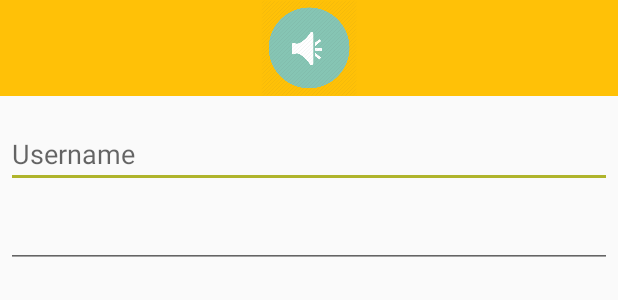
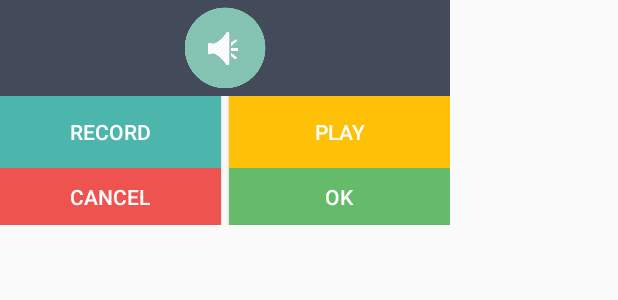
Before and after one commit to eddyekofo94/ChannelMessaging, an Android app: the layout activity_sound_record_dialog.xml on its own in the app's theme, with its tools: preview values and no code run, on a phone screen of 412 x 824 dp. Shown: the top 300 px of the screen. Run offline under Robolectric (Android 15) with nearby library versions, the phone set to English and light mode, and no system bars.

Commit message:
Finished displaying the dialog, now must bust send, play and record the audio

```diff
--- a/app/src/main/java/com/eddy/ifukie/channelmessaging/Fragment/MessageFragment.java
+++ b/app/src/main/java/com/eddy/ifukie/channelmessaging/Fragment/MessageFragment.java
@@ -31,6 +31,7 @@
 
     EditText message;
     Button btn_envoyer;
+    Button btn_son;
     public ListView message_list;
     public int channelid;
 
@@ -61,6 +62,7 @@
         message_list = (ListView) v.findViewById(R.id.message_list);
         message = (EditText) v.findViewById(R.id.message);
         btn_envoyer = (Button) v.findViewById(R.id.envoyer);
+        btn_son = (Button)v.findViewById(R.id.sound);
 
         SharedPreferences tokens = getActivity().getSharedPreferences(LoginActivity.MY_TOKENS, Context.MODE_PRIVATE);
             String accestoken = tokens.getString(LoginActivity.token, "");
@@ -133,6 +135,14 @@
             }
         });
 
+        btn_son.setOnClickListener(new View.OnClickListener() {
+
+            public void onClick(View v){
+                SoundRecordDialog soundRecordDialog = SoundRecordDialog.newInstance();
+                soundRecordDialog.show(getActivity().getSupportFragmentManager(), "sound");
+            }
+        });
+
         return v;
 
     }
--- a/app/src/main/java/com/eddy/ifukie/channelmessaging/Fragment/SoundRecordDialog.java
+++ b/app/src/main/java/com/eddy/ifukie/channelmessaging/Fragment/SoundRecordDialog.java
@@ -2,32 +2,58 @@
 
 import android.app.AlertDialog;
 import android.app.Dialog;
-import android.content.DialogInterface;
 import android.os.Bundle;
 import android.support.v4.app.DialogFragment;
+import android.view.LayoutInflater;
+import android.view.View;
+import android.widget.Button;
 
 import com.eddy.ifukie.channelmessaging.R;
 
 public class SoundRecordDialog extends DialogFragment {
 
+    //Variables
+    private Button record_btn;
+    private Button play_btn;
+    private Button cancel_btn;
+    private Button ok_btn;
+
+
     @Override
     public Dialog onCreateDialog(Bundle savedInstanceState) {
         AlertDialog.Builder builder = new AlertDialog.Builder(getActivity());
-        builder.setMessage(R.string.play)
 
-        .setPositiveButton(R.string.play, new DialogInterface.OnClickListener() {
-            public void onClick(DialogInterface dialog, int id) {
-                // User clicked OK button
+        // Get the layout inflater
+        LayoutInflater inflater = getActivity().getLayoutInflater();
+        View v = inflater.inflate(R.layout.activity_sound_record_dialog, null);
+
+        ok_btn = (Button) v.findViewById(R.id.ok_button);
+
+        ok_btn.setOnClickListener(new View.OnClickListener() {
+            @Override
+            public void onClick(View v) {
+
             }
         });
 
-        builder.setNegativeButton(R.string.cancel, new DialogInterface.OnClickListener() {
-            public void onClick(DialogInterface dialog, int id) {
+        cancel_btn = (Button) v.findViewById(R.id.cancelButton);
+
+        cancel_btn.setOnClickListener(new View.OnClickListener() {
+            @Override
+            public void onClick(View v) {
                 // User cancelled the dialog
                 SoundRecordDialog.this.getDialog().cancel();
-
             }
         });
+
+        record_btn = (Button)v.findViewById(R.id.record_sound);
+        play_btn = (Button)v.findViewById(R.id.replay_sound);
+
         return builder.create();
     }
+
+    public static SoundRecordDialog newInstance() {
+        SoundRecordDialog newFragment = new SoundRecordDialog();
+        return newFragment;
+    }
 }
--- a/app/src/main/res/layout/activity_sound_record_dialog.xml
+++ b/app/src/main/res/layout/activity_sound_record_dialog.xml
@@ -2,8 +2,8 @@
 <LinearLayout xmlns:android="http://schemas.android.com/apk/res/android"
     xmlns:tools="http://schemas.android.com/tools"
     android:orientation="vertical"
-    android:layout_width="match_parent"
-    android:layout_height="wrap_content">
+    android:layout_width="300dp"
+    android:layout_height="150dp">
 
 <android.support.v7.widget.AppCompatImageView
         android:src="@drawable/sound_icon"
@@ -11,29 +11,57 @@
     android:layout_width="match_parent"
     android:layout_height="64dp"
     android:scaleType="fitCenter"
-        android:background="@color/colorAccent"
+        android:background="@color/colorPrimaryDark"
         android:contentDescription="@string/app_name"
     android:adjustViewBounds="false" />
-    <EditText
-        android:id="@+id/username"
-        android:inputType="textEmailAddress"
+    <android.support.v7.widget.LinearLayoutCompat
+        android:layout_height="wrap_content"
         android:layout_width="match_parent"
+        >
+        <android.support.v7.widget.AppCompatButton
+            android:layout_width="wrap_content"
+            android:layout_weight="2"
+            android:text="Record"
+            android:textColor="@color/white"
+            android:id="@+id/record_sound"
+            android:layout_height="wrap_content"
+            android:background="@color/teal_300"/>
+        <android.support.v7.widget.AppCompatButton
+            android:layout_width="wrap_content"
+            android:text="@string/play"
+            android:textColor="@color/white"
+            android:layout_weight="2"
+            android:id="@+id/replay_sound"
+            android:layout_height="wrap_content"
+            android:layout_marginStart="5dp"
+            android:background="@color/colorAccent"/>
+    </android.support.v7.widget.LinearLayoutCompat>
+    <android.support.v7.widget.LinearLayoutCompat
+        android:id="@+id/layButton"
+        android:layout_weight="2"
+        android:layout_width="match_parent"
+        android:layout_height="0dp"
+        android:gravity="center"
+        android:orientation="horizontal" >
+
+        <android.support.v7.widget.AppCompatButton
+            android:id="@+id/cancelButton"
+            android:layout_width="wrap_content"
+            android:layout_height="wrap_content"
+            android:layout_weight="2.0"
+            android:textColor="@color/white"
+            android:background="@color/red_400"
+            android:text="Cancel" />
+    <android.support.v7.widget.AppCompatButton
+        android:id="@+id/ok_button"
+        android:layout_marginStart="5dp"
+        android:layout_width="wrap_content"
         android:layout_height="wrap_content"
-        android:layout_marginTop="16dp"
-        android:layout_marginLeft="4dp"
-        android:layout_marginRight="4dp"
-        android:layout_marginBottom="4dp"
-        android:hint="@string/username"
-        tools:gravity="top|bottom" />
-    <EditText
-        android:id="@+id/password"
-        android:inputType="textPassword"
-        android:layout_width="match_parent"
-        android:layout_height="wrap_content"
-        android:layout_marginTop="4dp"
-        android:layout_marginLeft="4dp"
-        android:layout_marginRight="4dp"
-        android:layout_marginBottom="16dp"
-        android:fontFamily="sans-serif"
-        tools:ignore="LabelFor" />
+        android:layout_weight="2.0"
+        android:textColor="@color/white"
+        android:background="@color/green_400"
+        android:text="OK" />
+
+
+        </android.support.v7.widget.LinearLayoutCompat>
 </LinearLayout>
```
Also changed, not shown: app/src/main/res/drawable/._mic_logo.png (added), app/src/main/res/drawable/._play_icon.png (added), app/src/main/res/drawable/mic_logo.png (added), app/src/main/res/drawable/play_icon.png (added).
